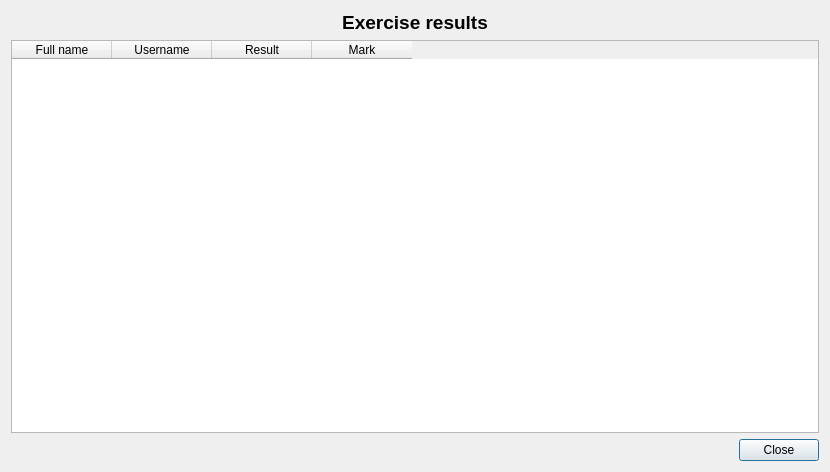
Open-Typer/Open-Typer, file ui/server/exerciseprogressdialog.ui: the form before one commit.
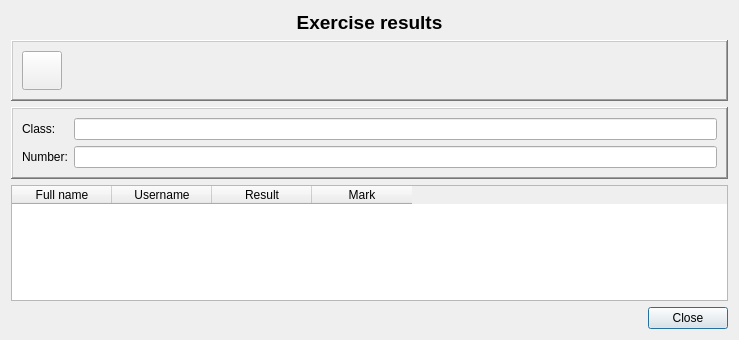
The form after the commit. Icons and pictures are not drawn.

Commit message: ui: server: exerciseprogressdialog: Add line edits and toolbar

What changed in the file:
```diff
--- a/ui/server/exerciseprogressdialog.ui
+++ b/ui/server/exerciseprogressdialog.ui
@@ -6,8 +6,8 @@
    <rect>
     <x>0</x>
     <y>0</y>
-    <width>830</width>
-    <height>472</height>
+    <width>739</width>
+    <height>340</height>
    </rect>
   </property>
   <property name="windowTitle">
@@ -37,6 +37,90 @@
      </property>
     </widget>
    </item>
+   <item>
+    <widget class="QFrame" name="toolBar">
+     <property name="sizePolicy">
+      <sizepolicy hsizetype="Preferred" vsizetype="Fixed">
+       <horstretch>0</horstretch>
+       <verstretch>0</verstretch>
+      </sizepolicy>
+     </property>
+     <property name="frameShape">
+      <enum>QFrame::WinPanel</enum>
+     </property>
+     <property name="frameShadow">
+      <enum>QFrame::Raised</enum>
+     </property>
+     <layout class="QHBoxLayout" name="horizontalLayout_2">
+      <item alignment="Qt::AlignLeft">
+       <widget class="QToolButton" name="printButton">
+        <property name="toolTip">
+         <string>Print all</string>
+        </property>
+        <property name="text">
+         <string notr="true"/>
+        </property>
+        <property name="icon">
+         <iconset resource="../../res.qrc">
+          <normaloff>:/res/images/print.png</normaloff>:/res/images/print.png</iconset>
+        </property>
+        <property name="iconSize">
+         <size>
+          <width>32</width>
+          <height>32</height>
+         </size>
+        </property>
+       </widget>
+      </item>
+     </layout>
+    </widget>
+   </item>
+   <item>
+    <widget class="QFrame" name="form">
+     <property name="sizePolicy">
+      <sizepolicy hsizetype="Preferred" vsizetype="Fixed">
+       <horstretch>0</horstretch>
+       <verstretch>0</verstretch>
+      </sizepolicy>
+     </property>
+     <property name="frameShape">
+      <enum>QFrame::WinPanel</enum>
+     </property>
+     <property name="frameShadow">
+      <enum>QFrame::Raised</enum>
+     </property>
+     <layout class="QFormLayout" name="formLayout">
+      <item row="1" column="0">
+       <widget class="QLabel" name="classLabel">
+        <property name="text">
+         <string>Class:</string>
+        </property>
+       </widget>
+      </item>
+      <item row="1" column="1">
+       <widget class="QLineEdit" name="classEdit">
+        <property name="maxLength">
+         <number>16</number>
+        </property>
+       </widget>
+      </item>
+      <item row="2" column="0">
+       <widget class="QLabel" name="numberLabel">
+        <property name="text">
+         <string>Number:</string>
+        </property>
+       </widget>
+      </item>
+      <item row="2" column="1">
+       <widget class="QLineEdit" name="numberEdit">
+        <property name="maxLength">
+         <number>32</number>
+        </property>
+       </widget>
+      </item>
+     </layout>
+    </widget>
+   </item>
    <item>
     <widget class="QTableWidget" name="studentsTable">
      <property name="editTriggers">
```
Left out of the diff: 4 changed lines with no effect on the pictures.
